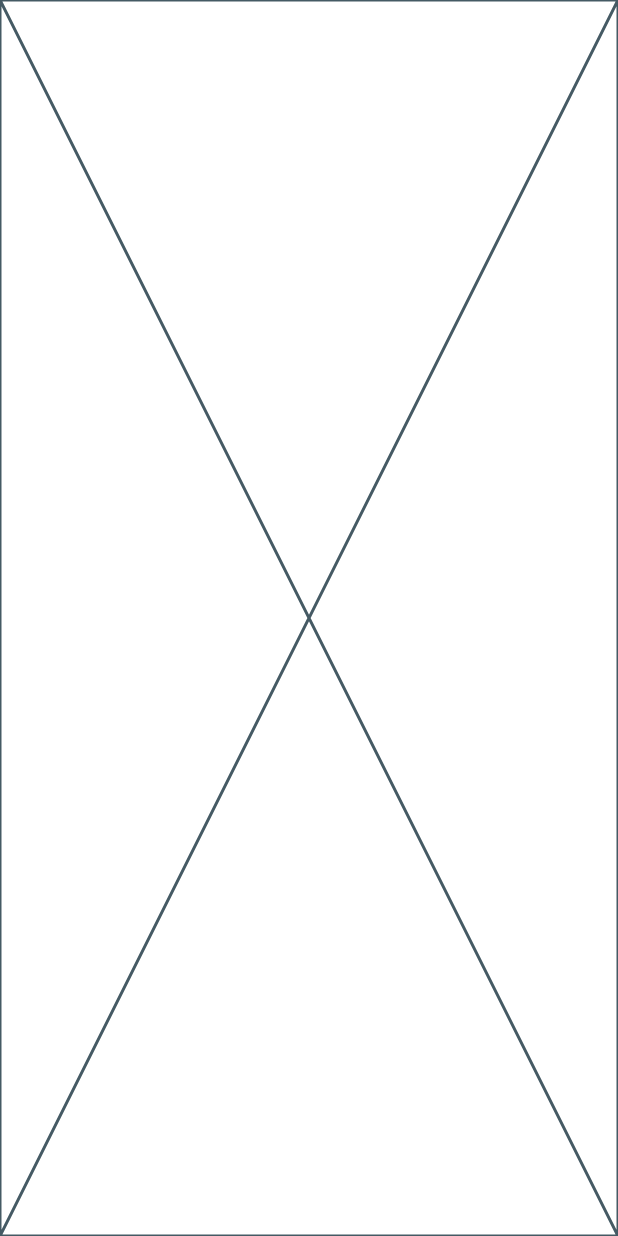
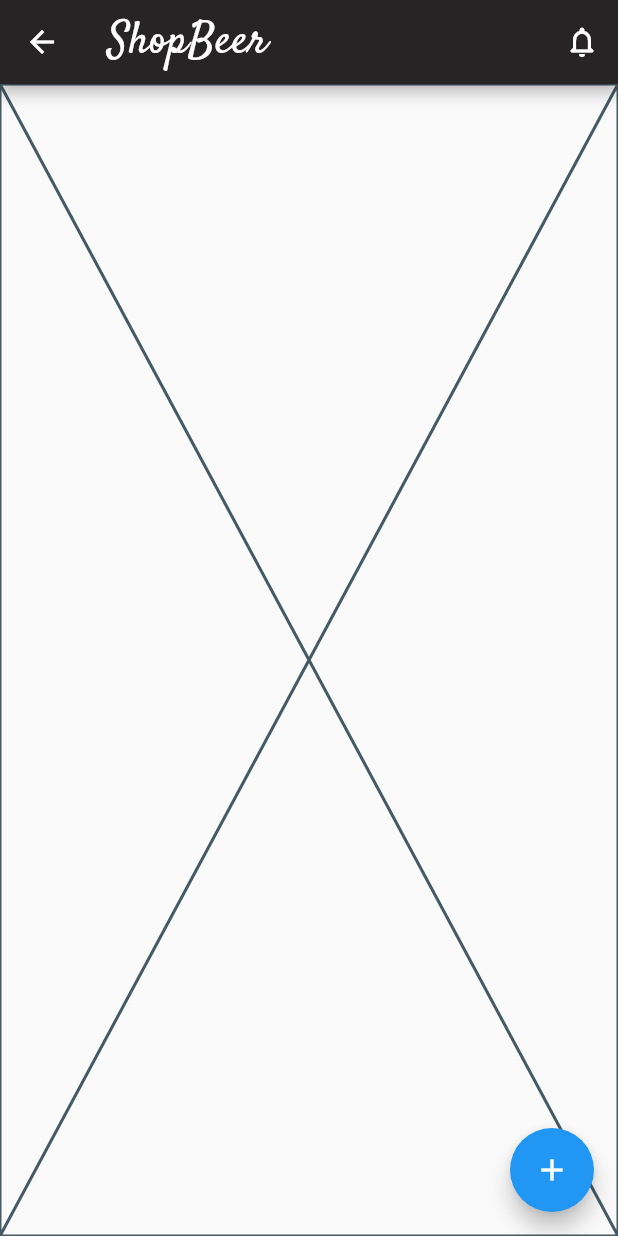
Before and after one commit to stivengm/ShopBeer_2023, a Flutter app: the screen it shows after launch, after a tap on "Siguiente", on a phone screen of 412 x 824 dp. Run offline on Flutter 3.47's test engine with Material 2 defaults, Android fonts, the light colour scheme and no system bars.

Commit message:
Add appBarWidget from home.

```diff
--- a/lib/gui/views/dashboard_view/dashboard_view.dart
+++ b/lib/gui/views/dashboard_view/dashboard_view.dart
@@ -1,10 +1,20 @@
 import 'package:flutter/material.dart';
+import 'package:shopbeer/gui/widgets/appbar_widget.dart';
 
 class DashboardView extends StatelessWidget {
   const DashboardView({ Key? key }) : super( key: key );
 
   @override
   Widget build(BuildContext context) {
-    return const Placeholder();
+    return Scaffold(
+      appBar: AppBarGeneralWidget(titleAppbar: 'ShopBeer', fontFamily: 'Curved', fontSize: 30.0,),
+      body: Placeholder(),
+      floatingActionButton: FloatingActionButton(
+        child: Icon(
+          Icons.add
+        ),
+        onPressed: () {},
+      ),
+    );
   }
 }
--- /dev/null
+++ b/lib/gui/widgets/appbar_widget.dart
@@ -0,0 +1,34 @@
+import 'package:flutter/material.dart';
+import 'package:shopbeer/gui/app_style.dart';
+
+class AppBarGeneralWidget extends StatelessWidget with PreferredSizeWidget {
+  final String? titleAppbar;
+  final bool? actions;
+  final String? fontFamily;
+  final double? fontSize;
+  const AppBarGeneralWidget({ Key? key, this.titleAppbar, this.actions = false, this.fontFamily, this.fontSize }) : super(key: key);
+
+  @override
+  Widget build(BuildContext context) {
+    return AppBar(
+      backgroundColor: primaryColor,
+      title: Text(titleAppbar ?? '', style: Theme.of(context).textTheme.headline6!.copyWith(fontFamily: fontFamily ?? 'Gordita', fontSize: fontSize, color: whiteColor)),
+      // leading: IconButton(
+      //   icon: SvgPicture.asset('assets/icons/menu.svg', color: whiteColor,),
+      //   onPressed: () => ZoomDrawer.of(context)!.toggle()
+      // ),
+      actions: [
+        IconButton(
+          icon: const Icon(
+            Icons.notifications_none_rounded
+          ),
+          onPressed: () => Navigator.pushNamed(context, 'notifications'),
+        ),
+      ],
+    );
+  }
+
+  @override
+  Size get preferredSize => const Size.fromHeight(kToolbarHeight);
+
+}
```
